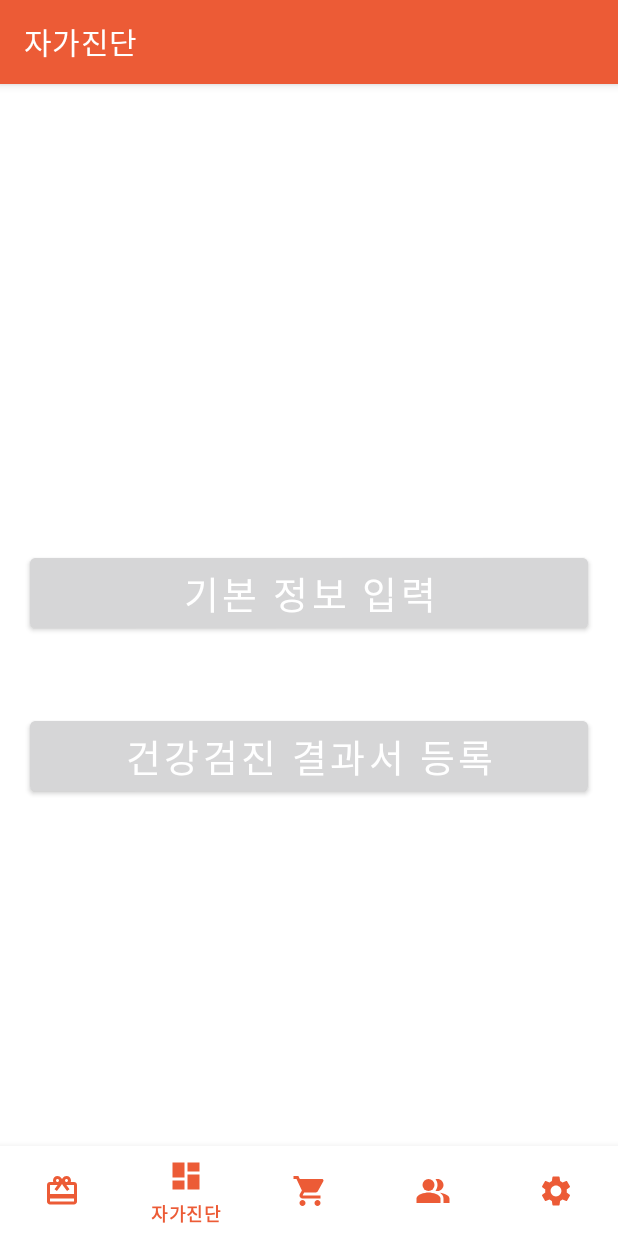
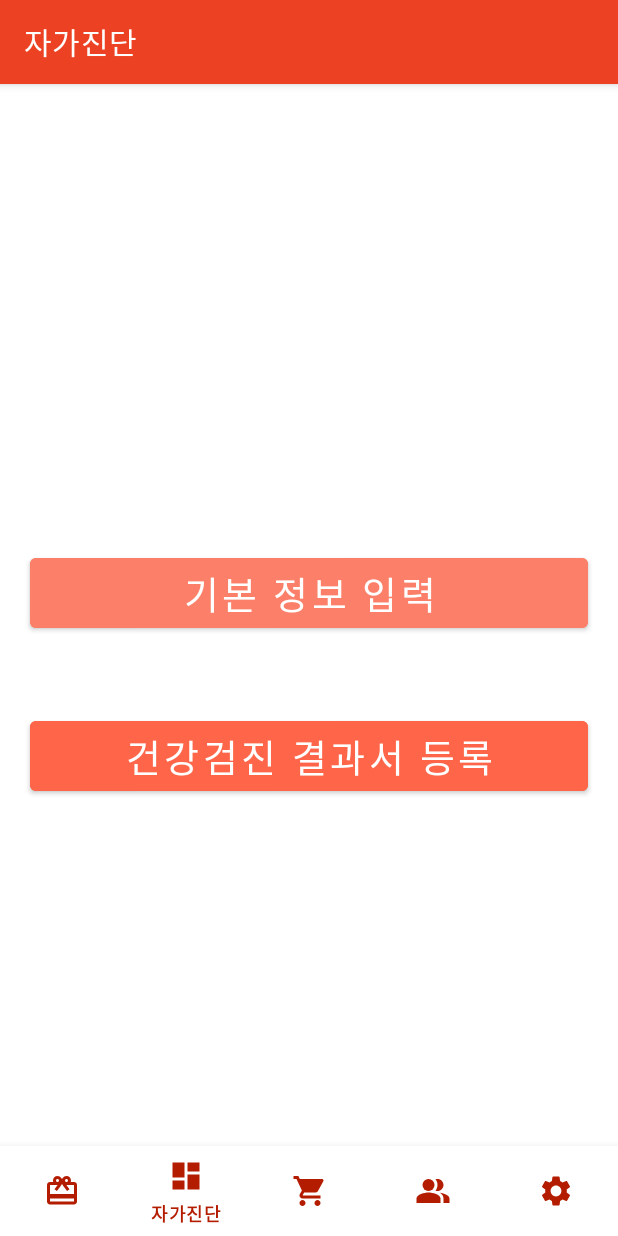
Before and after one commit to HealthCatcher/HealthHola-Android, an Android app: the DiagnosisFragment screen opened through its navigation route, on a phone screen of 412 x 824 dp. Run offline under Robolectric (Android 15) with nearby library versions, the phone set to English and light mode, and no system bars; our stand-ins replace navigation-ui.

Commit message:
style: 색상 추가

```diff
--- a/app/src/main/res/values/colors.xml
+++ b/app/src/main/res/values/colors.xml
@@ -7,7 +7,10 @@
     <color name="teal_700">#FF018786</color>
     <color name="black">#FF000000</color>
     <color name="white">#FFFFFFFF</color>
-    <color name="bottom_nav_color">#EC5B36</color>
-    <color name="colorPrimary">#EC5B36</color>
-    <color name="colorPrimaryDark">#EB3A24</color>
+    <color name="brand_primary_500">#FF6549</color>
+    <color name="brand_primary_600">#FC8069</color>
+    <color name="brand_primary_400">#EC4122</color>
+    <color name="bottom_nav_color">#B41C00</color>
+    <color name="colorPrimary">#EC4122</color>
+    <color name="colorPrimaryDark">#D92100</color>
 </resources>
```
